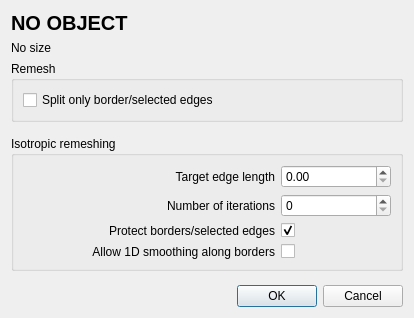
Before: the Qt Designer form demo/Polyhedron/Plugins/PMP/Isotropic_remeshing_dialog.ui in CGAL/releases, drawn with Qt 5.
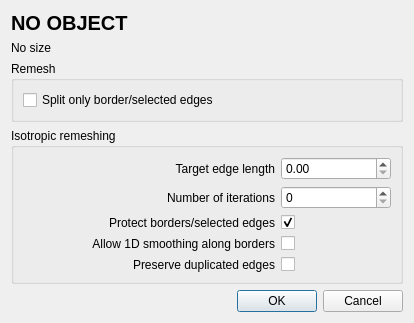
After: the same form once the commit is applied.

```diff
--- a/demo/Polyhedron/Plugins/PMP/Isotropic_remeshing_dialog.ui
+++ b/demo/Polyhedron/Plugins/PMP/Isotropic_remeshing_dialog.ui
@@ -162,6 +162,23 @@
         </property>
        </widget>
       </item>
+      <item row="4" column="1">
+       <widget class="QCheckBox" name="preserveDuplicates_checkbox">
+        <property name="text">
+         <string/>
+        </property>
+       </widget>
+      </item>
+      <item row="4" column="0">
+       <widget class="QLabel" name="preserveDuplicates_label">
+        <property name="text">
+         <string>Preserve duplicated edges</string>
+        </property>
+        <property name="alignment">
+         <set>Qt::AlignRight|Qt::AlignTrailing|Qt::AlignVCenter</set>
+        </property>
+       </widget>
+      </item>
      </layout>
     </widget>
    </item>
```
